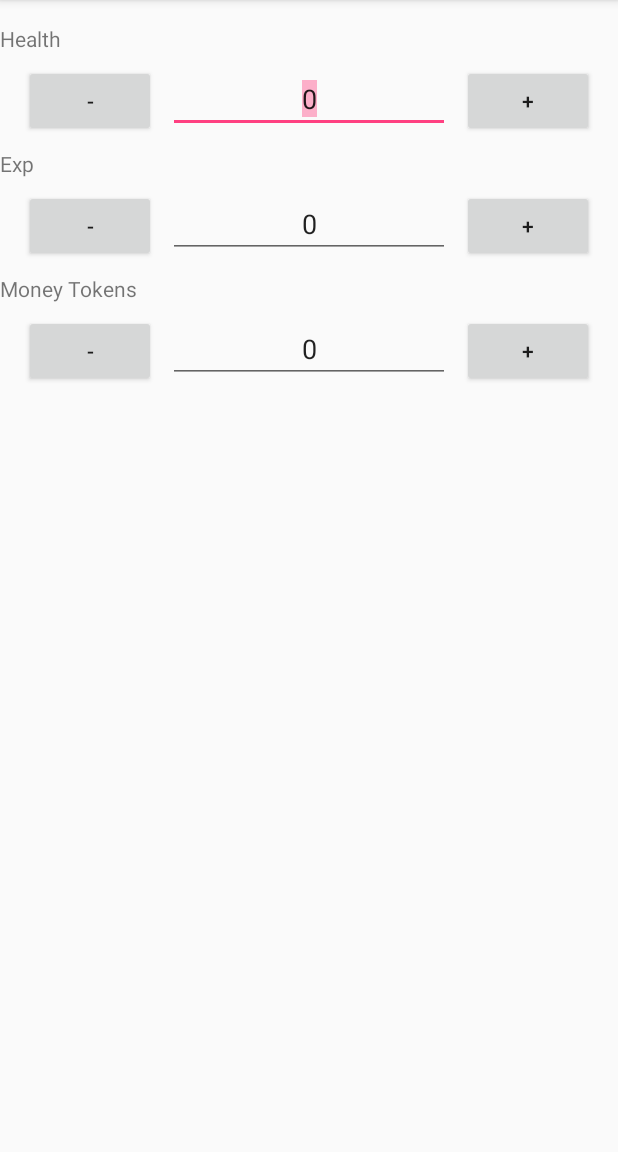
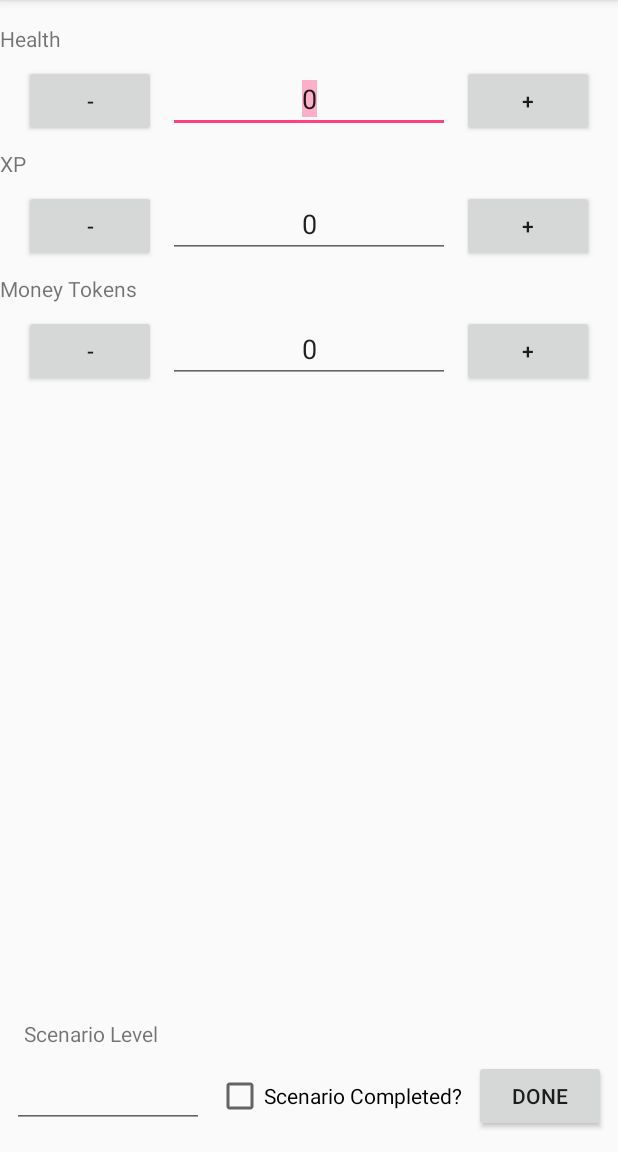
Before and after one commit to PogopunkXIII/GHCharacterTracker, an Android app: the ScenarioActivity screen opened directly, with no data from a screen before it, on a phone screen of 412 x 824 dp, the part 84-1236 px from its top. Run offline under Robolectric (Android 15) with nearby library versions, the phone set to English and light mode, and no system bars.

Commit message:
added everything I thiiiiink I need to make a new character, be able to track character data, start a new scenario, have the new scenario load with the correct health, and have the scenario close and dump new data back into the character sheet. character sheet UI elements are definitely not tied to their counterparts in the model correctly at this point in time, that is the next goal. no persistence, only supports 1 character.

```diff
--- a/app/src/main/java/ghcharactertracker/com/ghcharactertracker/MainActivity.java
+++ b/app/src/main/java/ghcharactertracker/com/ghcharactertracker/MainActivity.java
@@ -1,6 +1,7 @@
 package ghcharactertracker.com.ghcharactertracker;
 
 import android.app.ListActivity;
+import android.content.Intent;
 import android.os.Bundle;
 import android.view.View;
 import android.widget.ArrayAdapter;
@@ -26,7 +27,9 @@
     }
 
     public void addItems(View v) {
-        Character character = new Character(ClassName.Brute);
+        //Character character = new Character(new CharClass(ClassName.Brute));
+        Intent characterIntent = new Intent(this, CharacterActivity.class);
+        startActivity(characterIntent);
 
 
 
--- a/app/src/main/res/layout/scenario_tracker.xml
+++ b/app/src/main/res/layout/scenario_tracker.xml
@@ -164,4 +164,52 @@
         app:layout_constraintHorizontal_bias="0.5"
         app:layout_constraintStart_toEndOf="@+id/moneySub" />
 
+    <Button
+        android:id="@+id/scenarioDone"
+        android:layout_width="wrap_content"
+        android:layout_height="wrap_content"
+        android:layout_marginEnd="8dp"
+        android:onClick="saveScenario"
+        android:text="@string/complete_label"
+        app:layout_constraintBaseline_toBaselineOf="@+id/scenarioLevel"
+        app:layout_constraintEnd_toEndOf="parent"
+        app:layout_constraintHorizontal_bias="0.5"
+        app:layout_constraintStart_toEndOf="@+id/scenarioCompleted" />
+
+    <EditText
+        android:id="@+id/scenarioLevel"
+        android:layout_width="0dp"
+        android:layout_height="wrap_content"
+        android:layout_marginBottom="16dp"
+        android:layout_marginStart="8dp"
+        android:ems="10"
+        android:inputType="number"
+        app:layout_constraintBottom_toBottomOf="parent"
+        app:layout_constraintEnd_toStartOf="@+id/scenarioCompleted"
+        app:layout_constraintHorizontal_bias="0.5"
+        app:layout_constraintStart_toStartOf="parent" />
+
+    <CheckBox
+        android:id="@+id/scenarioCompleted"
+        android:layout_width="wrap_content"
+        android:layout_height="wrap_content"
+        android:layout_marginEnd="8dp"
+        android:layout_marginStart="8dp"
+        android:checked="false"
+        android:text="@string/completed_label"
+        app:layout_constraintBaseline_toBaselineOf="@+id/scenarioLevel"
+        app:layout_constraintEnd_toStartOf="@+id/scenarioDone"
+        app:layout_constraintHorizontal_bias="0.5"
+        app:layout_constraintStart_toEndOf="@+id/scenarioLevel" />
+
+    <TextView
+        android:id="@+id/textView"
+        android:layout_width="wrap_content"
+        android:layout_height="wrap_content"
+        android:layout_marginBottom="8dp"
+        android:layout_marginLeft="16dp"
+        android:text="@string/scenario_level_label"
+        app:layout_constraintBottom_toTopOf="@+id/scenarioLevel"
+        app:layout_constraintLeft_toLeftOf="parent" />
+
 </android.support.constraint.ConstraintLayout>
--- a/app/src/main/res/values/strings.xml
+++ b/app/src/main/res/values/strings.xml
@@ -4,7 +4,7 @@
     <string name="plus_label">+</string>
     <string name="zero_label">0</string>
     <string name="health_label">Health</string>
-    <string name="xp_label">Exp</string>
+    <string name="exp_label">Exp</string>
     <string name="money_tokens_label">Money Tokens</string>
     <string name="add_char_button">Add New Character</string>
     <string name="level_label">lvl:</string>
@@ -13,4 +13,7 @@
     <string name="slash_label">\\</string>
     <string name="new_scenario_label">New Scenario</string>
     <string name="total_money_label">Money</string>
+    <string name="completed_label">Scenario Completed?</string>
+    <string name="complete_label">Done</string>
+    <string name="scenario_level_label">Scenario Level</string>
 </resources>
```
Also changed, not shown: app/src/main/java/ghcharactertracker/com/ghcharactertracker/Character.java (+9 -1 lines), app/src/main/java/ghcharactertracker/com/ghcharactertracker/CharacterActivity.java (+41 -0 lines), app/src/main/java/ghcharactertracker/com/ghcharactertracker/ClassName.java (+12 -5 lines), app/src/main/java/ghcharactertracker/com/ghcharactertracker/ScenarioActivity.java (+32 -0 lines), app/src/main/java/ghcharactertracker/com/ghcharactertracker/ScenarioModel.java (+60 -2 lines), app/src/main/res/layout/character_sheet.xml (+4 -3 lines), 16 other files.
